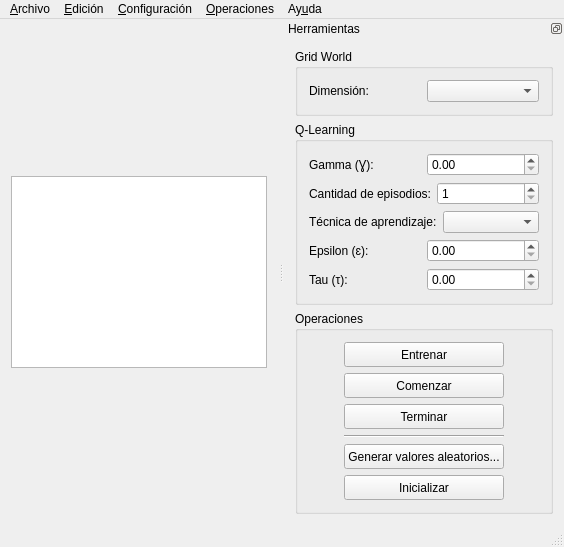
ssebastianj/ia2013-tpi-rl, file gui/qt/IA2013TPIRLGUI/mainwindow.ui: the form before one commit.
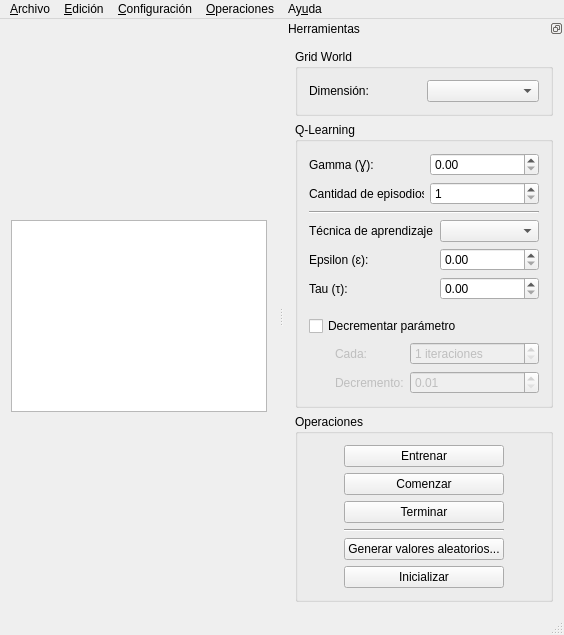
The form after the commit.

Commit message: Agregada opción en UI para decrementar el parámetro. Mejoras en modelado de clase QLTecnica (con el objetivo de desacoplar las técnicas del algoritmo Q-Learning)

Patch:
```diff
--- a/gui/qt/IA2013TPIRLGUI/mainwindow.ui
+++ b/gui/qt/IA2013TPIRLGUI/mainwindow.ui
@@ -8,27 +8,14 @@
     <x>0</x>
     <y>0</y>
     <width>554</width>
-    <height>512</height>
+    <height>600</height>
    </rect>
   </property>
   <property name="windowTitle">
    <string>MainWindow</string>
   </property>
   <widget class="QWidget" name="centralWidget">
-   <layout class="QGridLayout" name="gridLayout_4">
-    <item row="0" column="0">
-     <spacer name="horizontalSpacer">
-      <property name="orientation">
-       <enum>Qt::Horizontal</enum>
-      </property>
-      <property name="sizeHint" stdset="0">
-       <size>
-        <width>40</width>
-        <height>20</height>
-       </size>
-      </property>
-     </spacer>
-    </item>
+   <layout class="QGridLayout" name="gridLayout_6">
     <item row="0" column="1">
      <widget class="QTableWidget" name="tblGridWorld">
       <property name="sizePolicy">
@@ -66,7 +53,7 @@
       </property>
      </widget>
     </item>
-    <item row="0" column="2">
+    <item row="0" column="0">
      <spacer name="horizontalSpacer_2">
       <property name="orientation">
        <enum>Qt::Horizontal</enum>
@@ -79,6 +66,19 @@
       </property>
      </spacer>
     </item>
+    <item row="0" column="2">
+     <spacer name="horizontalSpacer_5">
+      <property name="orientation">
+       <enum>Qt::Horizontal</enum>
+      </property>
+      <property name="sizeHint" stdset="0">
+       <size>
+        <width>40</width>
+        <height>20</height>
+       </size>
+      </property>
+     </spacer>
+    </item>
    </layout>
   </widget>
   <widget class="QMenuBar" name="menuBar">
@@ -160,73 +160,29 @@
     <number>2</number>
    </attribute>
    <widget class="QWidget" name="dockWidgetContents">
-    <layout class="QGridLayout" name="gridLayout_2">
-     <item row="0" column="0">
-      <widget class="QGroupBox" name="groupBox">
-       <property name="title">
-        <string>Grid World</string>
-       </property>
-       <layout class="QGridLayout" name="gridLayout">
-        <item row="0" column="0">
-         <layout class="QHBoxLayout" name="horizontalLayout">
-          <item>
-           <widget class="QLabel" name="label">
-            <property name="text">
-             <string>Dimensión:</string>
-            </property>
-            <property name="buddy">
-             <cstring>cbGWDimension</cstring>
-            </property>
-           </widget>
-          </item>
-          <item>
-           <widget class="QComboBox" name="cbGWDimension"/>
-          </item>
-         </layout>
-        </item>
-       </layout>
-      </widget>
-     </item>
+    <layout class="QGridLayout" name="gridLayout_5">
      <item row="2" column="0">
       <widget class="QGroupBox" name="groupBox_2">
        <property name="title">
         <string>Operaciones</string>
        </property>
        <layout class="QGridLayout" name="gridLayout_3">
-        <item row="6" column="1">
-         <widget class="QPushButton" name="btnGenValAleatorios">
-          <property name="minimumSize">
-           <size>
-            <width>0</width>
-            <height>25</height>
-           </size>
-          </property>
-          <property name="text">
-           <string>Generar valores aleatorios...</string>
-          </property>
-         </widget>
-        </item>
         <item row="2" column="1">
          <widget class="QPushButton" name="btnEntrenar">
-          <property name="minimumSize">
-           <size>
-            <width>0</width>
-            <height>25</height>
-           </size>
-          </property>
           <property name="text">
            <string>Entrenar</string>
           </property>
          </widget>
         </item>
+        <item row="6" column="1">
+         <widget class="QPushButton" name="btnGenValAleatorios">
+          <property name="text">
+           <string>Generar valores aleatorios...</string>
+          </property>
+         </widget>
+        </item>
         <item row="3" column="1">
          <widget class="QPushButton" name="btnComenzarProceso">
-          <property name="minimumSize">
-           <size>
-            <width>0</width>
-            <height>25</height>
-           </size>
-          </property>
           <property name="text">
            <string>Comenzar</string>
           </property>
@@ -234,12 +190,6 @@
         </item>
         <item row="4" column="1">
          <widget class="QPushButton" name="btnTerminarProceso">
-          <property name="minimumSize">
-           <size>
-            <width>0</width>
-            <height>25</height>
-           </size>
-          </property>
           <property name="text">
            <string>Terminar</string>
           </property>
@@ -270,12 +220,6 @@
         </item>
         <item row="7" column="1">
          <widget class="QPushButton" name="btnInicializar">
-          <property name="minimumSize">
-           <size>
-            <width>0</width>
-            <height>25</height>
-           </size>
-          </property>
           <property name="text">
            <string>Inicializar</string>
           </property>
@@ -300,16 +244,177 @@
        </layout>
       </widget>
      </item>
+     <item row="0" column="0">
+      <widget class="QGroupBox" name="groupBox">
+       <property name="title">
+        <string>Grid World</string>
+       </property>
+       <layout class="QGridLayout" name="gridLayout">
+        <item row="0" column="0">
+         <layout class="QHBoxLayout" name="horizontalLayout">
+          <item>
+           <widget class="QLabel" name="label">
+            <property name="text">
+             <string>Dimensión:</string>
+            </property>
+            <property name="buddy">
+             <cstring>cbGWDimension</cstring>
+            </property>
+           </widget>
+          </item>
+          <item>
+           <widget class="QComboBox" name="cbGWDimension"/>
+          </item>
+         </layout>
+        </item>
+       </layout>
+      </widget>
+     </item>
      <item row="1" column="0">
       <widget class="QGroupBox" name="groupBox_3">
        <property name="title">
         <string>Q-Learning</string>
        </property>
-       <layout class="QVBoxLayout" name="verticalLayout">
-        <item>
-         <layout class="QHBoxLayout" name="grupoGamma">
-          <item>
+       <layout class="QGridLayout" name="gridLayout_8">
+        <item row="4" column="0">
+         <layout class="QGridLayout" name="gridLayout_2">
+          <item row="1" column="1">
+           <widget class="QLabel" name="label_3">
+            <property name="enabled">
+             <bool>false</bool>
+            </property>
+            <property name="text">
+             <string>Cada:</string>
+            </property>
+            <property name="buddy">
+             <cstring>sbCantIteraciones</cstring>
+            </property>
+           </widget>
+          </item>
+          <item row="1" column="0">
+           <spacer name="horizontalSpacer">
+            <property name="orientation">
+             <enum>Qt::Horizontal</enum>
+            </property>
+            <property name="sizeType">
+             <enum>QSizePolicy::Fixed</enum>
+            </property>
+            <property name="sizeHint" stdset="0">
+             <size>
+              <width>20</width>
+              <height>20</height>
+             </size>
+            </property>
+           </spacer>
+          </item>
+          <item row="1" column="2">
+           <widget class="QSpinBox" name="sbCantIteraciones">
+            <property name="enabled">
+             <bool>false</bool>
+            </property>
+            <property name="toolTip">
+             <string>&lt;html&gt;&lt;head/&gt;&lt;body&gt;&lt;p&gt;Intervalo de iteraciones entre las cuales el parámetro será decrementado.&lt;/p&gt;&lt;/body&gt;&lt;/html&gt;</string>
+            </property>
+            <property name="suffix">
+             <string> iteraciones</string>
+            </property>
+            <property name="minimum">
+             <number>1</number>
+            </property>
+            <property name="maximum">
+             <number>1000000000</number>
+            </property>
+           </widget>
+          </item>
+          <item row="2" column="1">
+           <widget class="QLabel" name="label_5">
+            <property name="enabled">
+             <bool>false</bool>
+            </property>
+            <property name="text">
+             <string>Decremento:</string>
+            </property>
+            <property name="buddy">
+             <cstring>sbDecrementoVal</cstring>
+            </property>
+           </widget>
+          </item>
+          <item row="2" column="2">
+           <layout class="QHBoxLayout" name="horizontalLayout_3">
+            <item>
+             <widget class="QDoubleSpinBox" name="sbDecrementoVal">
+              <property name="enabled">
+               <bool>false</bool>
+              </property>
+              <property name="minimumSize">
+               <size>
+                <width>50</width>
+                <height>0</height>
+               </size>
+              </property>
+              <property name="toolTip">
+               <string>&lt;html&gt;&lt;head/&gt;&lt;body&gt;&lt;p&gt;&lt;span style=&quot; font-style:italic;&quot;&gt;Paso&lt;/span&gt; o valor de decremento. En cada intervalo el parámetro será decrementado en un &lt;span style=&quot; font-style:italic;&quot;&gt;paso.&lt;/span&gt;&lt;/p&gt;&lt;/body&gt;&lt;/html&gt;</string>
+              </property>
+              <property name="minimum">
+               <double>0.010000000000000</double>
+              </property>
+              <property name="maximum">
+               <double>0.990000000000000</double>
+              </property>
+              <property name="singleStep">
+               <double>0.010000000000000</double>
+              </property>
+              <property name="value">
+               <double>0.010000000000000</double>
+              </property>
+             </widget>
+            </item>
+           </layout>
+          </item>
+          <item row="0" column="0" colspan="3">
+           <widget class="QCheckBox" name="chkDecrementarParam">
+            <property name="sizePolicy">
+             <sizepolicy hsizetype="Minimum" vsizetype="Fixed">
+              <horstretch>0</horstretch>
+              <verstretch>0</verstretch>
+             </sizepolicy>
+            </property>
+            <property name="toolTip">
+             <string>&lt;html&gt;&lt;head/&gt;&lt;body&gt;&lt;p&gt;Decrementar el parámetro que se esté utilizando.&lt;/p&gt;&lt;/body&gt;&lt;/html&gt;</string>
+            </property>
+            <property name="text">
+             <string>Decrementar parámetro</string>
+            </property>
+           </widget>
+          </item>
+          <item row="2" column="0">
+           <spacer name="horizontalSpacer_6">
+            <property name="orientation">
+             <enum>Qt::Horizontal</enum>
+            </property>
+            <property name="sizeType">
+             <enum>QSizePolicy::Fixed</enum>
+            </property>
+            <property name="sizeHint" stdset="0">
+             <size>
+              <width>20</width>
+              <height>20</height>
+             </size>
+            </property>
+           </spacer>
+          </item>
+         </layout>
+        </item>
+        <item row="0" column="0">
+         <layout class="QGridLayout" name="gridLayout_7">
+          <item row="0" column="0">
            <widget class="QLabel" name="lblGamma">
+            <property name="maximumSize">
+             <size>
+              <width>115</width>
+              <height>16777215</height>
+             </size>
+            </property>
             <property name="text">
              <string>Gamma (Ɣ):</string>
             </property>
@@ -318,60 +423,88 @@
             </property>
            </widget>
           </item>
-          <item>
-           <widget class="QDoubleSpinBox" name="sbQLGamma">
-            <property name="maximum">
-             <double>0.990000000000000</double>
-            </property>
-            <property name="singleStep">
-             <double>0.010000000000000</double>
-            </property>
-           </widget>
-          </item>
-         </layout>
-        </item>
-        <item>
-         <layout class="QHBoxLayout" name="horizontalLayout_2">
-          <item>
+          <item row="1" column="0">
            <widget class="QLabel" name="label_2">
+            <property name="maximumSize">
+             <size>
+              <width>115</width>
+              <height>16777215</height>
+             </size>
+            </property>
             <property name="text">
              <string>Cantidad de episodios:</string>
             </property>
            </widget>
           </item>
-          <item>
+          <item row="1" column="1" colspan="2">
            <widget class="QSpinBox" name="sbCantidadEpisodios">
+            <property name="toolTip">
+             <string>&lt;html&gt;&lt;head/&gt;&lt;body&gt;&lt;p align=&quot;center&quot;&gt;&lt;span style=&quot; font-weight:600; font-style:italic;&quot;&gt;Cantidad de Episodios&lt;/span&gt;&lt;/p&gt;&lt;p&gt;Número de Episodios (Plays) a realizar durante la fase de aprendizaje (entrenamiento). Un episodio es un recorrido desde un estado dado hasta el estado &lt;span style=&quot; font-style:italic;&quot;&gt;final.&lt;/span&gt;&lt;/p&gt;&lt;/body&gt;&lt;/html&gt;</string>
+            </property>
             <property name="minimum">
              <number>1</number>
             </property>
             <property name="maximum">
-             <number>10000</number>
+             <number>1000000000</number>
+            </property>
+           </widget>
+          </item>
+          <item row="0" column="1" colspan="2">
+           <widget class="QDoubleSpinBox" name="sbQLGamma">
+            <property name="toolTip">
+             <string>&lt;html&gt;&lt;head/&gt;&lt;body&gt;&lt;p align=&quot;center&quot;&gt;&lt;span style=&quot; font-weight:600; font-style:italic;&quot;&gt;Factor de descuento&lt;/span&gt;&lt;/p&gt;&lt;p&gt;Cuanto más cerca de 1 se encuentre este valor mayor será el &lt;span style=&quot; font-style:italic;&quot;&gt;peso&lt;/span&gt; asignado a los refuerzos futuros.&lt;/p&gt;&lt;/body&gt;&lt;/html&gt;</string>
+            </property>
+            <property name="maximum">
+             <double>0.990000000000000</double>
+            </property>
+            <property name="singleStep">
+             <double>0.010000000000000</double>
             </property>
            </widget>
           </item>
          </layout>
         </item>
-        <item>
-         <layout class="QHBoxLayout" name="grupoTecnica">
-          <item>
-           <widget class="QLabel" name="lblTecnica">
+        <item row="2" column="0">
+         <layout class="QGridLayout" name="gridLayout_4">
+          <item row="2" column="0" colspan="2">
+           <widget class="QLabel" name="lblTau">
+            <property name="sizePolicy">
+             <sizepolicy hsizetype="Expanding" vsizetype="Preferred">
+              <horstretch>0</horstretch>
+              <verstretch>0</verstretch>
+             </sizepolicy>
+            </property>
+            <property name="maximumSize">
+             <size>
+              <width>125</width>
+              <height>16777215</height>
+             </size>
+            </property>
             <property name="text">
-             <string>Técnica de aprendizaje:</string>
+             <string>Tau (τ):</string>
             </property>
             <property name="buddy">
-             <cstring>cbQLTecnicas</cstring>
+             <cstring>sbQLTau</cstring>
             </property>
            </widget>
           </item>
-          <item>
+          <item row="0" column="2" colspan="2">
            <widget class="QComboBox" name="cbQLTecnicas"/>
           </item>
-         </layout>
-        </item>
-        <item>
-         <layout class="QHBoxLayout" name="grupoEpsilon">
-          <item>
+          <item row="1" column="0" colspan="2">
            <widget class="QLabel" name="lblEpsilon">
+            <property name="sizePolicy">
+             <sizepolicy hsizetype="Expanding" vsizetype="Preferred">
+              <horstretch>0</horstretch>
+              <verstretch>0</verstretch>
+             </sizepolicy>
+            </property>
+            <property name="maximumSize">
+             <size>
+              <width>125</width>
+              <height>16777215</height>
+             </size>
+            </property>
             <property name="text">
              <string>Epsilon (ɛ):</string>
             </property>
@@ -380,8 +513,33 @@
             </property>
            </widget>
           </item>
-          <item>
+          <item row="0" column="0" colspan="2">
+           <widget class="QLabel" name="lblTecnica">
+            <property name="sizePolicy">
+             <sizepolicy hsizetype="Preferred" vsizetype="Preferred">
+              <horstretch>0</horstretch>
+              <verstretch>0</verstretch>
+             </sizepolicy>
+            </property>
+            <property name="maximumSize">
+             <size>
+              <width>125</width>
+              <height>16777215</height>
+             </size>
+            </property>
+            <property name="text">
+             <string>Técnica de aprendizaje:</string>
+            </property>
+            <property name="buddy">
+             <cstring>cbQLTecnicas</cstring>
+            </property>
+           </widget>
+          </item>
+          <item row="1" column="2" colspan="2">
            <widget class="QDoubleSpinBox" name="sbQLEpsilon">
+            <property name="toolTip">
+             <string>&lt;html&gt;&lt;head/&gt;&lt;body&gt;&lt;p align=&quot;center&quot;&gt;&lt;span style=&quot; font-weight:600; font-style:italic;&quot;&gt;Epsilon (&lt;/span&gt;&lt;span style=&quot; font-size:9pt; font-weight:600; font-style:italic;&quot;&gt;ɛ&lt;/span&gt;&lt;span style=&quot; font-weight:600; font-style:italic;&quot;&gt;)&lt;/span&gt;&lt;/p&gt;&lt;p&gt;Parámetro que establece la probabilidad de seleccionar una &lt;span style=&quot; font-style:italic;&quot;&gt;acción&lt;/span&gt; aleatoria por sobre la política óptima. Rango de valores: 0 ≤ &lt;span style=&quot; font-size:9pt;&quot;&gt;ɛ&lt;/span&gt; &amp;lt; 1.&lt;/p&gt;&lt;/body&gt;&lt;/html&gt;</string>
+            </property>
             <property name="maximum">
              <double>0.990000000000000</double>
             </property>
@@ -390,22 +548,11 @@
             </property>
            </widget>
           </item>
-         </layout>
-        </item>
-        <item>
-         <layout class="QHBoxLayout" name="grupoTau">
-          <item>
-           <widget class="QLabel" name="lblTau">
-            <property name="text">
-             <string>Tau (τ):</string>
-            </property>
-            <property name="buddy">
-             <cstring>sbQLTau</cstring>
-            </property>
-           </widget>
-          </item>
-          <item>
+          <item row="2" column="2" colspan="2">
            <widget class="QDoubleSpinBox" name="sbQLTau">
+            <property name="toolTip">
+             <string>&lt;html&gt;&lt;head/&gt;&lt;body&gt;&lt;p align=&quot;center&quot;&gt;&lt;span style=&quot; font-weight:600; font-style:italic;&quot;&gt;Tau (&lt;/span&gt;&lt;span style=&quot; font-size:9pt; font-weight:600; font-style:italic;&quot;&gt;τ&lt;/span&gt;&lt;span style=&quot; font-weight:600; font-style:italic;&quot;&gt;)&lt;/span&gt;&lt;/p&gt;&lt;p&gt;Parámetro que establece la &lt;span style=&quot; font-style:italic;&quot;&gt;temperatura&lt;/span&gt;. Una &lt;span style=&quot; font-style:italic;&quot;&gt;temperatura alta&lt;/span&gt; causa que todas las acciones sean (casi) equiprobables. Una &lt;span style=&quot; font-style:italic;&quot;&gt;temperatura baja&lt;/span&gt; causa una mayor diferencia en la probabilidad de selección para las acciones que difieran en las estimaciones de sus valores.&lt;/p&gt;&lt;/body&gt;&lt;/html&gt;</string>
+            </property>
             <property name="maximum">
              <double>0.990000000000000</double>
             </property>
@@ -416,6 +563,29 @@
           </item>
          </layout>
         </item>
+        <item row="1" column="0">
+         <widget class="Line" name="line_2">
+          <property name="orientation">
+           <enum>Qt::Horizontal</enum>
+          </property>
+         </widget>
+        </item>
+        <item row="3" column="0">
+         <spacer name="verticalSpacer_2">
+          <property name="orientation">
+           <enum>Qt::Vertical</enum>
+          </property>
+          <property name="sizeType">
+           <enum>QSizePolicy::Fixed</enum>
+          </property>
+          <property name="sizeHint" stdset="0">
+           <size>
+            <width>5</width>
+            <height>10</height>
+           </size>
+          </property>
+         </spacer>
+        </item>
        </layout>
       </widget>
      </item>
```
Left out of the diff: 70 changed lines with no effect on the pictures. The commit also changes 9 other files.
